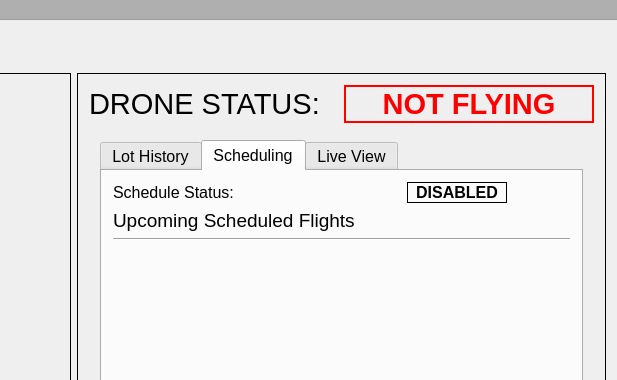
Qt form DronePark1/DronePark1/dronepark1.ui (Nomen-Naught/DronePark1) before a commit; both pictures show x 470 to 1087 and y 0 to 380 of the 1087 by 700 pixel window.
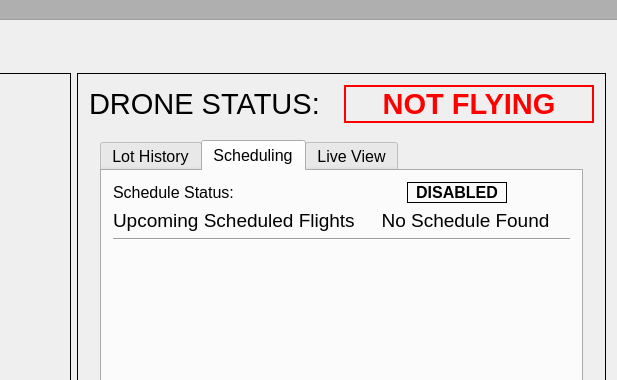
The same form after that commit. The open tabs and pages were chosen to show the change. Icons and pictures are not drawn. Custom widgets are drawn as their Qt base class.

Commit message: Schedules "work" -no db persistence

What changed in the file:
```diff
--- a/DronePark1/DronePark1/dronepark1.ui
+++ b/DronePark1/DronePark1/dronepark1.ui
@@ -706,6 +706,8 @@
                    </layout>
                   </item>
                   <item>
+                   <layout class="QHBoxLayout" name="horizontalLayout_3">
+                    <item>
                    <widget class="QLabel" name="ScheduleTimeIdent">
                     <property name="font">
                      <font>
@@ -716,6 +718,23 @@
                      <string>Upcoming Scheduled Flights</string>
                     </property>
                    </widget>
+                    </item>
+                    <item>
+                     <widget class="QLabel" name="schedLabel">
+                      <property name="font">
+                       <font>
+                        <pointsize>14</pointsize>
+                       </font>
+                      </property>
+                      <property name="text">
+                       <string>No Schedule Found</string>
+                      </property>
+                      <property name="alignment">
+                       <set>Qt::AlignCenter</set>
+                      </property>
+                     </widget>
+                    </item>
+                   </layout>
                   </item>
                   <item>
                    <widget class="Line" name="line">
```
Left out of the diff: 2 changed lines with no effect on the pictures. Lines whose indentation alone changed are shown as unchanged. The commit also changes 8 other files.
